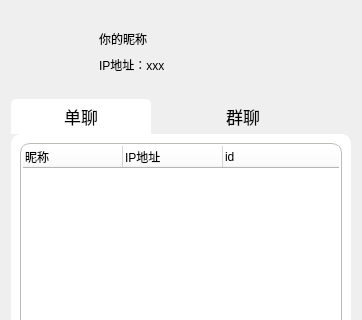
XiaoZheng2003/BIT-QT-IM, file Qt-IM/mainwindow.ui: the form before one commit; both pictures show x 0 to 362 and y 0 to 320 of the 362 by 625 pixel window.
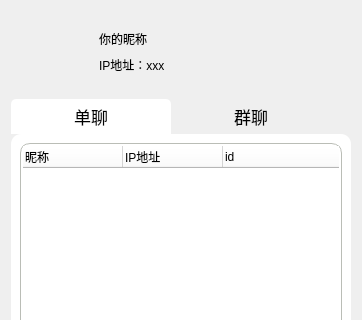
The form after the commit. Icons and pictures are not drawn.

```diff
--- a/Qt-IM/mainwindow.ui
+++ b/Qt-IM/mainwindow.ui
@@ -108,7 +108,7 @@
 	color:black;   
 	border-top-left-radius: 5px;    
 	border-top-right-radius: 5px;   
-	 min-width: 130px; max-width: 260px;
+	 min-width: 150px; max-width: 300px;
 	padding: 5px;
   height:25px;
 }
@@ -129,9 +129,7 @@
 
 }
 
-QTabBar::tab:first{
-  margin-right: 22px; /* 设置tab之间的右边距 */
-}
+
 
 QTabWidget::tab-bar {
     alignment: center;
```
Left out of the diff: 20 changed lines with no effect on the pictures.
